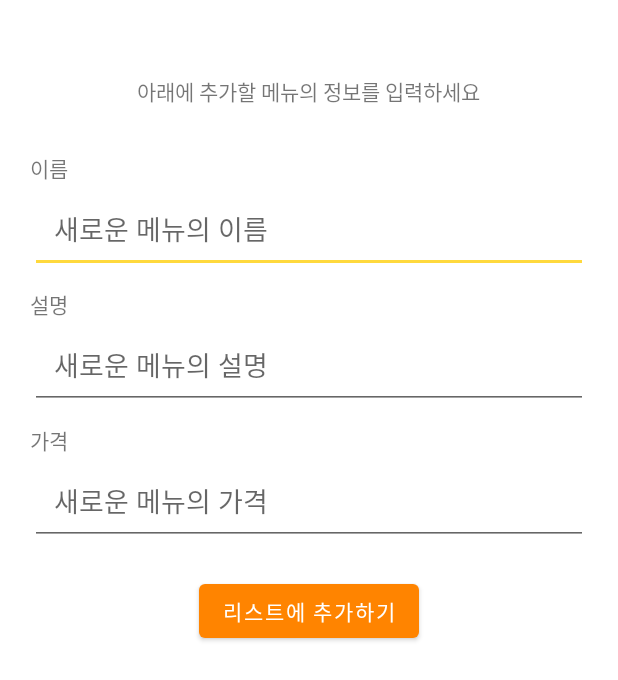
After one commit to DodoKim0425/FoodFinder, an Android app: the layout bottom_sheet_food_item_add.xml on its own in the app's theme, with its tools: preview values and no code run, on a phone screen of 412 x 824 dp. The commit adds this screen. Shown: the top 680 px of the screen. Run offline under Robolectric (Android 15) with nearby library versions, the phone set to English and light mode, and no system bars.

Commit message:
feat : 메뉴 추가 바텀시트 추가

```diff
--- a/android/app/src/main/java/com/ssafy/foodfind/ui/managetruck/ManageTruckActivity.kt
+++ b/android/app/src/main/java/com/ssafy/foodfind/ui/managetruck/ManageTruckActivity.kt
@@ -54,5 +54,10 @@ class ManageTruckActivity :
             val intent = Intent(this, ManageTruckActivity::class.java)
             startActivity(intent)
         }
+
+        binding.floatingActionButton.setOnClickListener {
+            var bottomSheet = ManageTruckItemBottomSheet(this)
+            bottomSheet.show()
+        }
     }
 }
--- /dev/null
+++ b/android/app/src/main/java/com/ssafy/foodfind/ui/managetruck/ManageTruckItemBottomSheet.kt
@@ -0,0 +1,24 @@
+package com.ssafy.foodfind.ui.managetruck
+
+import android.content.Context
+import android.os.Bundle
+import android.view.LayoutInflater
+import androidx.databinding.DataBindingUtil
+import com.google.android.material.bottomsheet.BottomSheetDialog
+import com.ssafy.foodfind.R
+import com.ssafy.foodfind.data.entity.Truck
+import com.ssafy.foodfind.databinding.BottomSheetFoodItemAddBinding
+import com.ssafy.foodfind.databinding.BottomSheetTruckBinding
+
+class ManageTruckItemBottomSheet(context: Context) : BottomSheetDialog(context) {
+	private lateinit var binding: BottomSheetFoodItemAddBinding
+
+	override fun onCreate(savedInstanceState: Bundle?) {
+		super.onCreate(savedInstanceState)
+
+		binding = DataBindingUtil.inflate(LayoutInflater.from(context), R.layout.bottom_sheet_food_item_add, null, false)
+		setContentView(binding.root)
+
+
+	}
+}
--- /dev/null
+++ b/android/app/src/main/res/layout/bottom_sheet_food_item_add.xml
@@ -0,0 +1,60 @@
+<?xml version="1.0" encoding="utf-8"?>
+<layout
+    xmlns:android="http://schemas.android.com/apk/res/android">
+  <LinearLayout
+      android:layout_width="match_parent"
+      android:layout_height="wrap_content"
+      android:orientation="vertical"
+      android:padding="20dp">
+      <TextView
+          android:layout_gravity="center"
+          android:layout_width="wrap_content"
+          android:layout_height="wrap_content"
+          android:text="@string/new_food_item_bottom_sheet"
+          android:layout_margin="30dp"/>
+    <TextView
+        android:layout_gravity="left"
+        android:layout_width="wrap_content"
+        android:layout_height="wrap_content"
+        android:text="@string/tv_new_food_item_name"/>
+    <EditText
+        android:id="@+id/etNewFoodItemName"
+        android:layout_width="match_parent"
+        android:layout_height="wrap_content"
+        android:inputType="number"
+        android:hint="@string/new_food_item_name"
+        android:padding="16dp" />
+    <TextView
+        android:layout_gravity="left"
+        android:layout_width="wrap_content"
+        android:layout_height="wrap_content"
+        android:text="@string/tv_new_food_item_description"
+        android:layout_marginTop="10dp"/>
+    <EditText
+        android:id="@+id/etNewFoodItemDescription"
+        android:layout_width="match_parent"
+        android:layout_height="wrap_content"
+        android:inputType="number"
+        android:hint="@string/new_food_item_description"
+        android:padding="16dp" />
+    <TextView
+        android:layout_gravity="left"
+        android:layout_width="wrap_content"
+        android:layout_height="wrap_content"
+        android:text="@string/tv_new_food_item_price"
+        android:layout_marginTop="10dp"/>
+    <EditText
+        android:id="@+id/etNewFoodItemPrcie"
+        android:layout_width="match_parent"
+        android:layout_height="wrap_content"
+        android:inputType="number"
+        android:hint="@string/new_food_item_price"
+        android:padding="16dp"
+        android:layout_marginBottom="20dp"/>
+    <Button
+        android:layout_width="wrap_content"
+        android:layout_height="wrap_content"
+        android:layout_gravity="center"
+        android:text="@string/new_food_item_bottom_sheet_btn"/>
+  </LinearLayout>
+</layout>
--- a/android/app/src/main/res/values/strings.xml
+++ b/android/app/src/main/res/values/strings.xml
@@ -60,6 +60,14 @@
     <string name="truck_open">영업중</string>
     <string name="truck_close">휴업중</string>
     <string name="truck_manage">가게 정보 관리</string>
+    <string name= "new_food_item_name">새로운 메뉴의 이름</string>
+    <string name= "new_food_item_description">새로운 메뉴의 설명</string>
+    <string name= "new_food_item_price">새로운 메뉴의 가격</string>
+    <string name= "tv_new_food_item_name">이름</string>
+    <string name= "tv_new_food_item_description">설명</string>
+    <string name= "tv_new_food_item_price">가격</string>
+    <string name= "new_food_item_bottom_sheet">아래에 추가할 메뉴의 정보를 입력하세요</string>
+    <string name="new_food_item_bottom_sheet_btn">리스트에 추가하기</string>
 
     <!-- truck item page -->
     <string name="read_title">이름</string>
```
